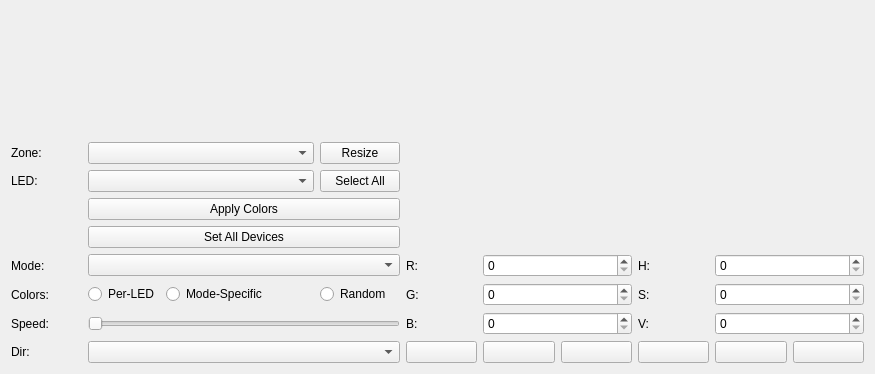
Before: the Qt Designer form qt/OpenRGBDevicePage.ui in Charading/OpenRGB, drawn with Qt 5.
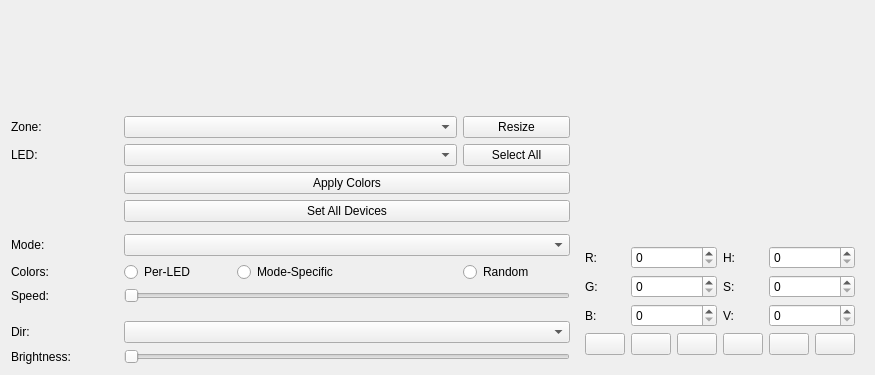
After: the same form once the commit is applied. Custom widgets are drawn as their Qt base class.

```diff
--- a/qt/OpenRGBDevicePage.ui
+++ b/qt/OpenRGBDevicePage.ui
@@ -7,69 +7,14 @@
     <x>0</x>
     <y>0</y>
     <width>875</width>
-    <height>374</height>
+    <height>375</height>
    </rect>
   </property>
   <property name="windowTitle">
    <string>Frame</string>
   </property>
   <layout class="QGridLayout" name="gridLayout">
-   <item row="12" column="8">
-    <widget class="QPushButton" name="ButtonCyan">
-     <property name="text">
-      <string/>
-     </property>
-    </widget>
-   </item>
-   <item row="7" column="1" colspan="4">
-    <widget class="QComboBox" name="ModeBox"/>
-   </item>
-   <item row="7" column="5">
-    <widget class="QLabel" name="RedLabel">
-     <property name="text">
-      <string>R:</string>
-     </property>
-    </widget>
-   </item>
-   <item row="8" column="0">
-    <widget class="QLabel" name="ColorLabel">
-     <property name="text">
-      <string>Colors:</string>
-     </property>
-    </widget>
-   </item>
-   <item row="12" column="1" colspan="4">
-    <widget class="QComboBox" name="DirectionBox"/>
-   </item>
-   <item row="12" column="9">
-    <widget class="QPushButton" name="ButtonBlue">
-     <property name="text">
-      <string/>
-     </property>
-    </widget>
-   </item>
-   <item row="7" column="6" colspan="2">
-    <widget class="QSpinBox" name="RedSpinBox">
-     <property name="maximum">
-      <number>255</number>
-     </property>
-    </widget>
-   </item>
-   <item row="4" column="1" colspan="4">
-    <widget class="QPushButton" name="ApplyColorsButton">
-     <property name="text">
-      <string>Apply Colors</string>
-     </property>
-    </widget>
-   </item>
-   <item row="12" column="6">
-    <widget class="QPushButton" name="ButtonYellow">
-     <property name="text">
-      <string/>
-     </property>
-    </widget>
-   </item>
-   <item row="0" column="0" colspan="11">
+   <item row="0" column="0" colspan="6">
     <widget class="DeviceView" name="DeviceViewBox" native="true">
      <property name="sizePolicy">
       <sizepolicy hsizetype="MinimumExpanding" vsizetype="MinimumExpanding">
@@ -85,6 +30,20 @@
      </property>
     </widget>
    </item>
+   <item row="8" column="4">
+    <widget class="QRadioButton" name="RandomCheck">
+     <property name="text">
+      <string>Random</string>
+     </property>
+    </widget>
+   </item>
+   <item row="8" column="2" colspan="2">
+    <widget class="QRadioButton" name="ModeSpecificCheck">
+     <property name="text">
+      <string>Mode-Specific</string>
+     </property>
+    </widget>
+   </item>
    <item row="7" column="0">
     <widget class="QLabel" name="ModeLabel">
      <property name="text">
@@ -92,17 +51,41 @@
      </property>
     </widget>
    </item>
-   <item row="9" column="1" colspan="4">
-    <widget class="QSlider" name="SpeedSlider">
-     <property name="orientation">
-      <enum>Qt::Horizontal</enum>
+   <item row="3" column="4">
+    <widget class="QPushButton" name="SelectAllLEDsButton">
+     <property name="text">
+      <string>Select All</string>
      </property>
     </widget>
    </item>
-   <item row="8" column="8">
-    <widget class="QLabel" name="SatLabel">
+   <item row="2" column="4">
+    <widget class="QPushButton" name="ResizeButton">
      <property name="text">
-      <string>S:</string>
+      <string>Resize</string>
+     </property>
+    </widget>
+   </item>
+   <item row="2" column="1" colspan="3">
+    <widget class="QComboBox" name="ZoneBox"/>
+   </item>
+   <item row="2" column="0">
+    <widget class="QLabel" name="ZoneLabel">
+     <property name="text">
+      <string>Zone:</string>
+     </property>
+    </widget>
+   </item>
+   <item row="8" column="1">
+    <widget class="QRadioButton" name="PerLEDCheck">
+     <property name="text">
+      <string>Per-LED</string>
+     </property>
+    </widget>
+   </item>
+   <item row="9" column="0">
+    <widget class="QLabel" name="SpeedLabel">
+     <property name="text">
+      <string>Speed:</string>
      </property>
     </widget>
    </item>
@@ -113,38 +96,20 @@
      </property>
     </widget>
    </item>
-   <item row="3" column="0">
-    <widget class="QLabel" name="LEDLabel">
-     <property name="text">
-      <string>LED:</string>
-     </property>
-    </widget>
+   <item row="7" column="1" colspan="4">
+    <widget class="QComboBox" name="ModeBox"/>
    </item>
-   <item row="12" column="5">
-    <widget class="QPushButton" name="ButtonRed">
-     <property name="text">
-      <string/>
+   <item row="13" column="1" colspan="4">
+    <widget class="QSlider" name="slider_Brightness">
+     <property name="orientation">
+      <enum>Qt::Horizontal</enum>
      </property>
     </widget>
    </item>
-   <item row="8" column="6" colspan="2">
-    <widget class="QSpinBox" name="GreenSpinBox">
-     <property name="maximum">
-      <number>255</number>
-     </property>
-    </widget>
-   </item>
-   <item row="9" column="6" colspan="2">
-    <widget class="QSpinBox" name="BlueSpinBox">
-     <property name="maximum">
-      <number>255</number>
-     </property>
-    </widget>
-   </item>
-   <item row="9" column="8">
-    <widget class="QLabel" name="ValLabel">
-     <property name="text">
-      <string>V:</string>
+   <item row="9" column="1" colspan="4">
+    <widget class="QSlider" name="SpeedSlider">
+     <property name="orientation">
+      <enum>Qt::Horizontal</enum>
      </property>
     </widget>
    </item>
@@ -155,125 +120,180 @@
      </property>
     </widget>
    </item>
-   <item row="8" column="2" colspan="2">
-    <widget class="QRadioButton" name="ModeSpecificCheck">
+   <item row="8" column="0">
+    <widget class="QLabel" name="ColorLabel">
      <property name="text">
-      <string>Mode-Specific</string>
+      <string>Colors:</string>
      </property>
     </widget>
    </item>
-   <item row="12" column="10">
-    <widget class="QPushButton" name="ButtonMagenta">
+   <item row="3" column="1" colspan="3">
+    <widget class="QComboBox" name="LEDBox"/>
+   </item>
+   <item row="4" column="1" colspan="4">
+    <widget class="QPushButton" name="ApplyColorsButton">
      <property name="text">
-      <string/>
+      <string>Apply Colors</string>
      </property>
     </widget>
    </item>
-   <item row="8" column="9" colspan="2">
-    <widget class="QSpinBox" name="SatSpinBox">
+   <item row="12" column="1" colspan="4">
+    <widget class="QComboBox" name="DirectionBox"/>
+   </item>
+   <item row="3" column="0">
+    <widget class="QLabel" name="LEDLabel">
+     <property name="text">
+      <string>LED:</string>
+     </property>
+    </widget>
+   </item>
+   <item row="13" column="0">
+    <widget class="QLabel" name="label_Brightness">
+     <property name="text">
+      <string>Brightness:</string>
+     </property>
+    </widget>
+   </item>
+   <item row="2" column="5" rowspan="12">
+    <widget class="QWidget" name="widget" native="true">
+     <layout class="QGridLayout" name="gridLayout_2">
+      <item row="0" column="0" colspan="6">
+       <widget class="ColorWheel" name="ColorWheelBox" native="true">
+        <property name="sizePolicy">
+         <sizepolicy hsizetype="Preferred" vsizetype="Preferred">
+          <horstretch>0</horstretch>
+          <verstretch>0</verstretch>
+         </sizepolicy>
+        </property>
+       </widget>
+      </item>
+      <item row="1" column="0">
+       <widget class="QLabel" name="RedLabel">
+        <property name="text">
+         <string>R:</string>
+        </property>
+       </widget>
+      </item>
+      <item row="1" column="1" colspan="2">
+       <widget class="QSpinBox" name="RedSpinBox">
      <property name="maximum">
       <number>255</number>
      </property>
     </widget>
    </item>
-   <item row="7" column="8">
+      <item row="1" column="3">
     <widget class="QLabel" name="HueLabel">
      <property name="text">
       <string>H:</string>
      </property>
     </widget>
    </item>
-   <item row="8" column="5">
-    <widget class="QLabel" name="GreenLabel">
-     <property name="text">
-      <string>G:</string>
-     </property>
-    </widget>
-   </item>
-   <item row="7" column="9" colspan="2">
+      <item row="1" column="4" colspan="2">
     <widget class="QSpinBox" name="HueSpinBox">
      <property name="maximum">
       <number>359</number>
      </property>
     </widget>
    </item>
-   <item row="8" column="4">
-    <widget class="QRadioButton" name="RandomCheck">
+      <item row="2" column="0">
+       <widget class="QLabel" name="GreenLabel">
      <property name="text">
-      <string>Random</string>
+         <string>G:</string>
      </property>
     </widget>
    </item>
-   <item row="9" column="0">
-    <widget class="QLabel" name="SpeedLabel">
-     <property name="text">
-      <string>Speed:</string>
+      <item row="2" column="1" colspan="2">
+       <widget class="QSpinBox" name="GreenSpinBox">
+        <property name="maximum">
+         <number>255</number>
      </property>
     </widget>
    </item>
-   <item row="8" column="1">
-    <widget class="QRadioButton" name="PerLEDCheck">
+      <item row="2" column="3">
+       <widget class="QLabel" name="SatLabel">
      <property name="text">
-      <string>Per-LED</string>
+         <string>S:</string>
      </property>
     </widget>
    </item>
-   <item row="12" column="7">
-    <widget class="QPushButton" name="ButtonGreen">
-     <property name="text">
-      <string/>
-     </property>
-    </widget>
-   </item>
-   <item row="9" column="9" colspan="2">
-    <widget class="QSpinBox" name="ValSpinBox">
+      <item row="2" column="4" colspan="2">
+       <widget class="QSpinBox" name="SatSpinBox">
      <property name="maximum">
       <number>255</number>
      </property>
     </widget>
    </item>
-   <item row="9" column="5">
+      <item row="3" column="0">
     <widget class="QLabel" name="BlueLabel">
      <property name="text">
       <string>B:</string>
      </property>
     </widget>
    </item>
-   <item row="3" column="1" colspan="3">
-    <widget class="QComboBox" name="LEDBox"/>
-   </item>
-   <item row="3" column="4">
-    <widget class="QPushButton" name="SelectAllLEDsButton">
+      <item row="3" column="1" colspan="2">
+       <widget class="QSpinBox" name="BlueSpinBox">
+        <property name="maximum">
+         <number>255</number>
+        </property>
+       </widget>
+      </item>
+      <item row="3" column="3">
+       <widget class="QLabel" name="ValLabel">
      <property name="text">
-      <string>Select All</string>
+         <string>V:</string>
      </property>
     </widget>
    </item>
-   <item row="2" column="4">
-    <widget class="QPushButton" name="ResizeButton">
+      <item row="3" column="4" colspan="2">
+       <widget class="QSpinBox" name="ValSpinBox">
+        <property name="maximum">
+         <number>255</number>
+        </property>
+       </widget>
+      </item>
+      <item row="4" column="0">
+       <widget class="QPushButton" name="ButtonRed">
      <property name="text">
-      <string>Resize</string>
+         <string/>
      </property>
     </widget>
    </item>
-   <item row="2" column="0">
-    <widget class="QLabel" name="ZoneLabel">
+      <item row="4" column="1">
+       <widget class="QPushButton" name="ButtonYellow">
      <property name="text">
-      <string>Zone:</string>
+         <string/>
      </property>
     </widget>
    </item>
-   <item row="2" column="1" colspan="3">
-    <widget class="QComboBox" name="ZoneBox"/>
-   </item>
-   <item row="2" column="5" rowspan="4" colspan="6">
-    <widget class="ColorWheel" name="ColorWheelBox" native="true">
-     <property name="sizePolicy">
-      <sizepolicy hsizetype="Preferred" vsizetype="Preferred">
-       <horstretch>0</horstretch>
-       <verstretch>0</verstretch>
-      </sizepolicy>
-     </property>
+      <item row="4" column="2">
+       <widget class="QPushButton" name="ButtonGreen">
+        <property name="text">
+         <string/>
+        </property>
+       </widget>
+      </item>
+      <item row="4" column="3">
+       <widget class="QPushButton" name="ButtonCyan">
+        <property name="text">
+         <string/>
+        </property>
+       </widget>
+      </item>
+      <item row="4" column="4">
+       <widget class="QPushButton" name="ButtonBlue">
+        <property name="text">
+         <string/>
+        </property>
+       </widget>
+      </item>
+      <item row="4" column="5">
+       <widget class="QPushButton" name="ButtonMagenta">
+        <property name="text">
+         <string/>
+        </property>
+       </widget>
+      </item>
+     </layout>
     </widget>
    </item>
   </layout>
```
Left out of the diff: 12 changed lines with no effect on the pictures. Lines whose indentation alone changed are shown as unchanged.
